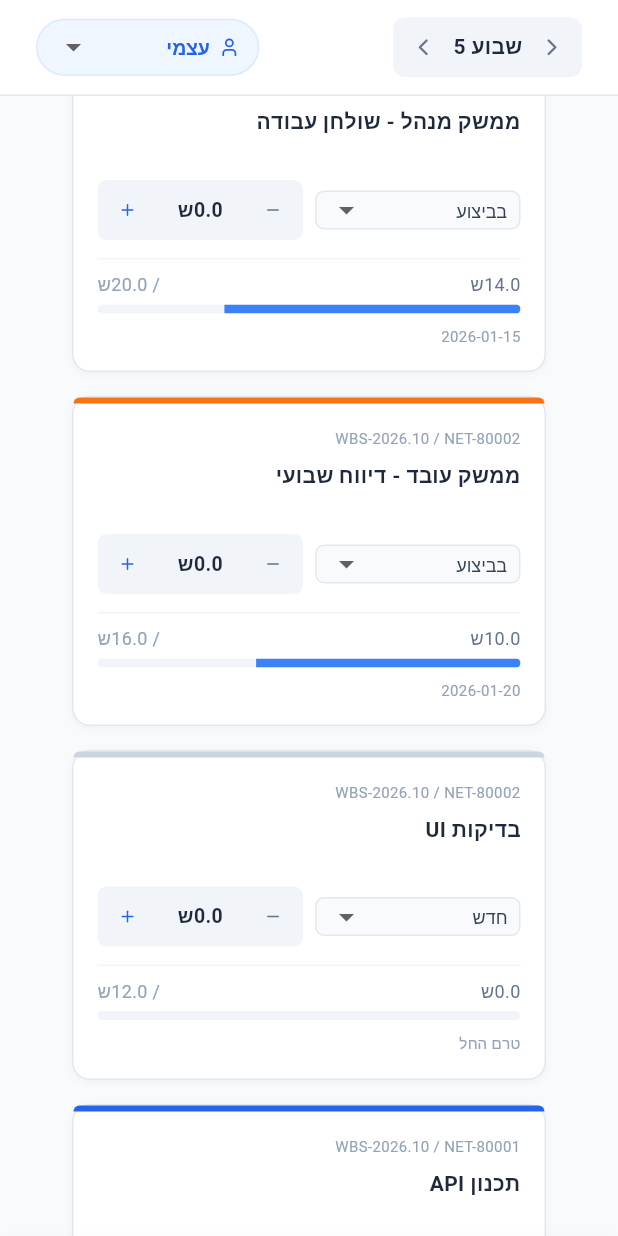
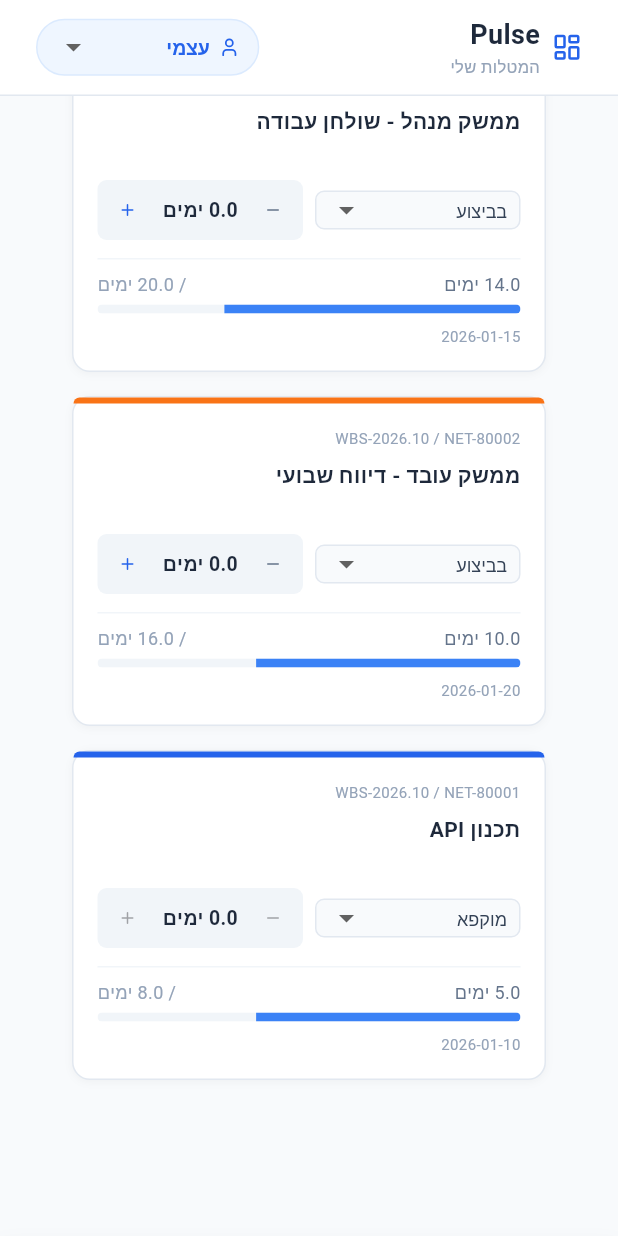
Before and after one commit to shira-rosenfeld/PulseApp, a Flutter app: the screen it shows after launch, scrolled down 153 dp, on a phone screen of 412 x 824 dp. Run offline on Flutter 3.47's test engine with Material 3 defaults, Android fonts, the phone set to English and light mode, and no system bars; our stand-ins replace flutter_riverpod, lucide_icons_flutter; missing offline and left inert: dart:js_interop; Roboto replaces fonts that are missing (Segoe UI); statements that could not run were skipped.

Commit message:
Refactor time tracking from hours to days across app (#4)
* Change time measurement unit from hours to days throughout project

- Backend: rename ReportHoursDto → ReportDaysDto (field HoursReported → DaysReported),
  update endpoint /api/v1/tasks/report-hours → /api/v1/tasks/report-days
- Frontend providers: rename updateHours → updateDays, totalWeeklyHoursProvider → totalWeeklyDaysProvider
- Frontend UI (worker): KPI title "שעות" → "ימים", unit suffix 'ש' → 'י',
  increment/decrement delta 1 → 0.5 (half-day steps)
- Frontend UI (manager): display days with one decimal place (toStringAsFixed(1))
- Tests: update all updateHours → updateDays calls and descriptions;
  auto-promote test uses 0.5 delta (one half-day)

* Disable day progress editing for onHold tasks

Introduce isDaysLocked (onHold + done + canceled) separate from isLocked
(done + canceled only), so the +/- day buttons are disabled for מוקפא
tasks while their card appearance and status dropdown remain interactive.

* Worker UI cleanup and app bar branding

- Worker app bar: remove week-number selector; add Pulse logo + title
  + 'מערכת לניהול משימות' subtitle (mirroring the manager header style)
- Filter: exclude 'חדש' (newTask) from 'פתוח לדיווח' (OPEN) — new tasks
  are visible only under 'הכל' (ALL); update corresponding test
- app_strings.dart: remove unused managerWorkspace constant ('שולחן עבודה')
- manager_workspace.dart: remove the 'שולחן עבודה' toolbar title text;
  align remaining button to end

* UI copy and label updates across both workspaces

- Worker app bar subtitle: 'מערכת לניהול משימות' → 'המטלות שלי'
- Manager app bar: replace Pulse+chip layout with Column style matching
  the worker header; subtitle 'ניהול מטלות' below the title
- Manager: remove 'סינון מתקדם' filter button and 'פרויקט חדש' toolbar
  button; delete the now-empty _buildToolbar method
- app_strings.dart: remove unused managerTag, advancedFilter, newProject
  constants; change externalWorker 'יועץ חיצוני' → 'יועץ'
- Day suffix: replace bare 'י' abbreviation with ' ימים' across all
  progress displays in both workspaces (manager planned/actual columns,
  worker KPI card, counter, and task progress row)

```diff
--- a/pulse_frontend/lib/core/app_strings.dart
+++ b/pulse_frontend/lib/core/app_strings.dart
@@ -2,10 +2,6 @@ class AppStrings {
   static const String appTitle = 'Pulse';
   static const String appSubtitle = 'ניהול תפוקות וביצוע';
   static const String searchPlaceholder = 'חיפוש יעד, תפוקה או עובד...';
-  static const String managerWorkspace = 'שולחן עבודה';
-  static const String managerTag = 'מנהל';
-  static const String advancedFilter = 'סינון מתקדם';
-  static const String newProject = '+ פרויקט חדש';
 
   static const String hierarchyCol = 'היררכיה';
   static const String statusCol = 'סטטוס';
@@ -20,7 +16,7 @@ class AppStrings {
   static const String statusCanceled = 'בוטל';
 
   static const String internalWorker = 'עובד חברה';
-  static const String externalWorker = 'יועץ חיצוני';
+  static const String externalWorker = 'יועץ';
   static const String days = 'ימים';
   static const String noTasks = 'אין מטלות תחת תפוקה זו';
 
--- a/pulse_frontend/lib/providers/worker_providers.dart
+++ b/pulse_frontend/lib/providers/worker_providers.dart
@@ -110,7 +110,7 @@ class WorkerTasksNotifier extends Notifier<List<WorkerTask>> {
   @override
   List<WorkerTask> build() => _initialTasks();
 
-  void updateHours(String id, double delta) {
+  void updateDays(String id, double delta) {
     ref.read(hasChangesProvider.notifier).set(true);
     state = state.map((task) {
       if (task.id != id) return task;
@@ -118,7 +118,7 @@ class WorkerTasksNotifier extends Notifier<List<WorkerTask>> {
       final newVal = (task.reportedThisWeek + delta) < 0 ? 0.0 : (task.reportedThisWeek + delta);
       WorkItemStatus newStatus = task.status;
 
-      // Optimistic UI: If hours reported on 'New' task, move to 'InProgress'
+      // Optimistic UI: If days reported on 'New' task, move to 'InProgress'
       if (newVal > 0 && task.status == WorkItemStatus.newTask) {
         newStatus = WorkItemStatus.inProgress;
       }
@@ -138,13 +138,13 @@ final filteredWorkerTasksProvider = Provider<List<WorkerTask>>((ref) {
 
   return tasks.where((task) {
     if (filter == 'ALL') return true;
-    if (filter == 'OPEN') return [WorkItemStatus.newTask, WorkItemStatus.inProgress, WorkItemStatus.onHold].contains(task.status);
+    if (filter == 'OPEN') return [WorkItemStatus.inProgress, WorkItemStatus.onHold].contains(task.status);
     if (filter == 'CLOSED') return [WorkItemStatus.done, WorkItemStatus.canceled].contains(task.status);
     return true;
   }).toList();
 });
 
-final totalWeeklyHoursProvider = Provider<double>((ref) {
+final totalWeeklyDaysProvider = Provider<double>((ref) {
   final tasks = ref.watch(workerTasksProvider);
   return tasks.fold(0.0, (sum, task) => sum + task.reportedThisWeek);
 });
--- a/pulse_frontend/lib/ui/worker_workspace.dart
+++ b/pulse_frontend/lib/ui/worker_workspace.dart
@@ -1,6 +1,7 @@
 import 'package:flutter/material.dart';
 import 'package:flutter_riverpod/flutter_riverpod.dart';
 import 'package:lucide_icons_flutter/lucide_icons.dart';
+import '../core/app_strings.dart';
 import '../models/dtos/worker_task.dart';
 import '../models/enums/work_item_status.dart';
 import '../providers/worker_providers.dart';
@@ -124,7 +125,6 @@ class WorkerWorkspace extends ConsumerWidget {
   }
 
   PreferredSizeWidget _buildAppBar(WidgetRef ref) {
-    final week = ref.watch(weekProvider);
     final proxyUser = ref.watch(proxyUserProvider);
 
     return PreferredSize(
@@ -139,28 +139,20 @@ class WorkerWorkspace extends ConsumerWidget {
               child: Row(
                 mainAxisAlignment: MainAxisAlignment.spaceBetween,
                 children: [
-                  Container(
-                    decoration: BoxDecoration(
-                      color: const Color(0xFFF1F5F9),
-                      borderRadius: BorderRadius.circular(8),
-                    ),
-                    child: Row(
-                      children: [
-                        IconButton(
-                          onPressed: () => ref.read(weekProvider.notifier).set(week < 52 ? week + 1 : 52),
-                          icon: const Icon(LucideIcons.chevronRight, size: 18, color: Color(0xFF64748B)),
-                          visualDensity: VisualDensity.compact,
-                        ),
-                        Text('שבוע $week', style: const TextStyle(fontSize: 14, fontWeight: FontWeight.bold, color: Color(0xFF1E293B))),
-                        IconButton(
-                          onPressed: () => ref.read(weekProvider.notifier).set(week > 1 ? week - 1 : 1),
-                          icon: const Icon(LucideIcons.chevronLeft, size: 18, color: Color(0xFF64748B)),
-                          visualDensity: VisualDensity.compact,
-                        ),
-                      ],
-                    ),
+                  Row(
+                    children: [
+                      const Icon(LucideIcons.layoutDashboard, size: 20, color: Color(0xFF2563EB)),
+                      const SizedBox(width: 8),
+                      Column(
+                        crossAxisAlignment: CrossAxisAlignment.start,
+                        mainAxisAlignment: MainAxisAlignment.center,
+                        children: const [
+                          Text(AppStrings.appTitle, style: TextStyle(fontSize: 18, fontWeight: FontWeight.bold, color: Color(0xFF1E293B))),
+                          Text('המטלות שלי', style: TextStyle(fontSize: 11, color: Color(0xFF94A3B8))),
+                        ],
+                      ),
+                    ],
                   ),
-
                   Container(
                     decoration: BoxDecoration(color: const Color(0xFFEFF6FF), border: Border.all(color: const Color(0xFFDBEAFE)), borderRadius: BorderRadius.circular(999)),
                     padding: const EdgeInsets.symmetric(horizontal: 12, vertical: 6),
@@ -182,7 +174,7 @@ class WorkerWorkspace extends ConsumerWidget {
                         ),
                       ],
                     ),
-                  )
+                  ),
                 ],
               ),
             ),
@@ -193,7 +185,7 @@ class WorkerWorkspace extends ConsumerWidget {
   }
 
   Widget _buildKpiAndFilters(WidgetRef ref) {
-    final totalHours = ref.watch(totalWeeklyHoursProvider);
+    final totalDays = ref.watch(totalWeeklyDaysProvider);
     final filter = ref.watch(taskFilterProvider);
     final tasks = ref.watch(workerTasksProvider);
 
@@ -203,7 +195,7 @@ class WorkerWorkspace extends ConsumerWidget {
       children: [
         Row(
           children: [
-            _buildStatCard('סה"כ שעות השבוע', '${totalHours.toStringAsFixed(1)}ש', LucideIcons.clock, const Color(0xFFF0FDF4), const Color(0xFF16A34A), const Color(0xFF1E293B)),
+            _buildStatCard('סה"כ ימים השבוע', '${totalDays.toStringAsFixed(1)} ימים', LucideIcons.clock, const Color(0xFFF0FDF4), const Color(0xFF16A34A), const Color(0xFF1E293B)),
             const SizedBox(width: 12),
             _buildStatCard('משימות פתוחות', '${tasks.where((t) => ['10', '20', '30'].contains(t.status.code)).length}', LucideIcons.listTodo, const Color(0xFFFFF7ED), const Color(0xFFEA580C), const Color(0xFF1E293B)),
             const SizedBox(width: 12),
@@ -272,6 +264,7 @@ class WorkerWorkspace extends ConsumerWidget {
 
   Widget _buildTaskCard(WorkerTask task, WidgetRef ref) {
     final isLocked = ['40', '90'].contains(task.status.code);
+    final isDaysLocked = ['30', '40', '90'].contains(task.status.code);
     final isOverBudget = (task.totalReported + task.reportedThisWeek) > task.planned;
     final statusColor = _getStatusColor(task.status);
 
@@ -353,15 +346,15 @@ class WorkerWorkspace extends ConsumerWidget {
                           children: [
                             IconButton(
                               icon: const Icon(LucideIcons.minus, size: 12),
-                              onPressed: isLocked ? null : () => ref.read(workerTasksProvider.notifier).updateHours(task.id, -1),
+                              onPressed: isDaysLocked ? null : () => ref.read(workerTasksProvider.notifier).updateDays(task.id, -0.5),
                               padding: EdgeInsets.zero,
                               visualDensity: VisualDensity.compact,
                               color: const Color(0xFF64748B),
                             ),
-                            Text('${task.reportedThisWeek.toStringAsFixed(1)}ש', style: const TextStyle(fontSize: 13, fontWeight: FontWeight.bold, color: Color(0xFF1E293B))),
+                            Text('${task.reportedThisWeek.toStringAsFixed(1)} ימים', style: const TextStyle(fontSize: 13, fontWeight: FontWeight.bold, color: Color(0xFF1E293B))),
                             IconButton(
                               icon: const Icon(LucideIcons.plus, size: 12),
-                              onPressed: isLocked ? null : () => ref.read(workerTasksProvider.notifier).updateHours(task.id, 1),
+                              onPressed: isDaysLocked ? null : () => ref.read(workerTasksProvider.notifier).updateDays(task.id, 0.5),
                               padding: EdgeInsets.zero,
                               visualDensity: VisualDensity.compact,
                               color: const Color(0xFF2563EB),
@@ -378,8 +371,8 @@ class WorkerWorkspace extends ConsumerWidget {
                 Row(
                   mainAxisAlignment: MainAxisAlignment.spaceBetween,
                   children: [
-                    Text('${(task.totalReported + task.reportedThisWeek).toStringAsFixed(1)}ש', style: const TextStyle(fontSize: 12, color: Color(0xFF64748B))),
-                    Text('/ ${task.planned.toStringAsFixed(1)}ש', style: TextStyle(fontSize: 12, color: isOverBudget ? const Color(0xFFEF4444) : const Color(0xFF94A3B8))),
+                    Text('${(task.totalReported + task.reportedThisWeek).toStringAsFixed(1)} ימים', style: const TextStyle(fontSize: 12, color: Color(0xFF64748B))),
+                    Text('/ ${task.planned.toStringAsFixed(1)} ימים', style: TextStyle(fontSize: 12, color: isOverBudget ? const Color(0xFFEF4444) : const Color(0xFF94A3B8))),
                   ],
                 ),
                 const SizedBox(height: 4),
```
Also changed, not shown: pulse_frontend/lib/ui/manager_workspace.dart (+13 -48 lines), 4 other files.
